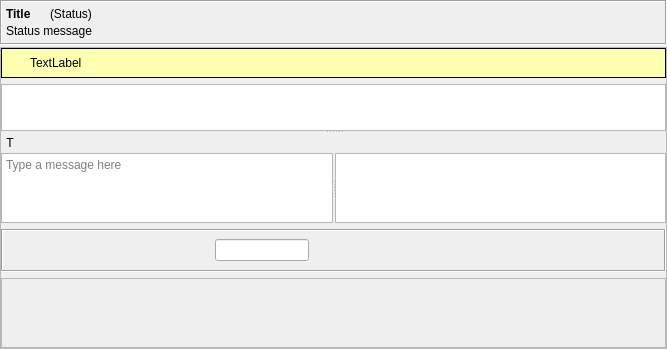
This is retroshare-gui/src/gui/chat/ChatWidget.ui in unseenp2pdev/RetroShare as Qt 5 draws it before an edit. The edited form follows.
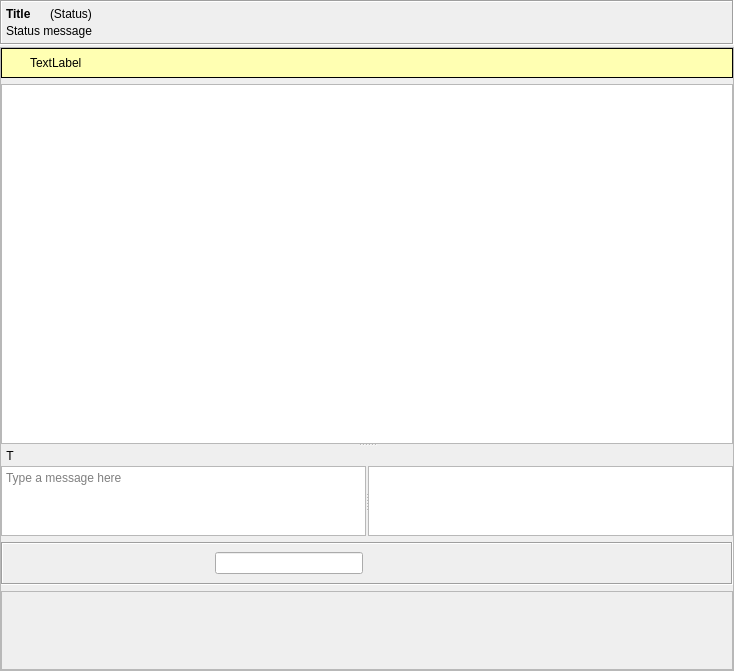
This is the edited form. Icons and pictures are not drawn. Custom widgets are drawn as their Qt base class.

Commit message: fix width and disable hide behaviour for GroupChat window

What changed in the file:
```diff
--- a/retroshare-gui/src/gui/chat/ChatWidget.ui
+++ b/retroshare-gui/src/gui/chat/ChatWidget.ui
@@ -6,10 +6,16 @@
    <rect>
     <x>0</x>
     <y>0</y>
-    <width>667</width>
-    <height>349</height>
+    <width>734</width>
+    <height>671</height>
    </rect>
   </property>
+  <property name="minimumSize">
+   <size>
+    <width>370</width>
+    <height>0</height>
+   </size>
+  </property>
   <layout class="QGridLayout">
    <property name="leftMargin">
     <number>0</number>
@@ -23,6 +29,9 @@
    <property name="bottomMargin">
     <number>0</number>
    </property>
+   <property name="horizontalSpacing">
+    <number>0</number>
+   </property>
    <property name="verticalSpacing">
     <number>2</number>
    </property>
@@ -226,8 +235,8 @@
            </property>
            <property name="minimumSize">
             <size>
-             <width>0</width>
-             <height>30</height>
+             <width>360</width>
+             <height>360</height>
             </size>
            </property>
            <property name="contextMenuPolicy">
@@ -296,6 +305,12 @@
             </item>
             <item>
              <widget class="QSplitter" name="chatTextEditHSplitter">
+              <property name="minimumSize">
+               <size>
+                <width>484</width>
+                <height>0</height>
+               </size>
+              </property>
               <property name="orientation">
                <enum>Qt::Horizontal</enum>
               </property>
@@ -314,7 +329,7 @@
                </property>
                <property name="minimumSize">
                 <size>
-                 <width>0</width>
+                 <width>360</width>
                  <height>30</height>
                 </size>
                </property>
@@ -322,7 +337,14 @@
                 <string>Type a message here</string>
                </property>
               </widget>
-              <widget class="RSTextBrowser" name="cmPreview"/>
+              <widget class="RSTextBrowser" name="cmPreview">
+               <property name="minimumSize">
+                <size>
+                 <width>124</width>
+                 <height>0</height>
+                </size>
+               </property>
+              </widget>
              </widget>
             </item>
            </layout>
@@ -1007,16 +1029,16 @@
   </action>
  </widget>
  <customwidgets>
-  <customwidget>
-   <class>StyledLabel</class>
-   <extends>QLabel</extends>
-   <header>gui/common/StyledLabel.h</header>
-  </customwidget>
   <customwidget>
    <class>LineEditClear</class>
    <extends>QLineEdit</extends>
    <header location="global">gui/common/LineEditClear.h</header>
   </customwidget>
+  <customwidget>
+   <class>StyledLabel</class>
+   <extends>QLabel</extends>
+   <header>gui/common/StyledLabel.h</header>
+  </customwidget>
   <customwidget>
    <class>RSTextBrowser</class>
    <extends>QTextBrowser</extends>
```
Left out of the diff: 7 changed lines with no effect on the pictures. The commit also changes 5 other files.
